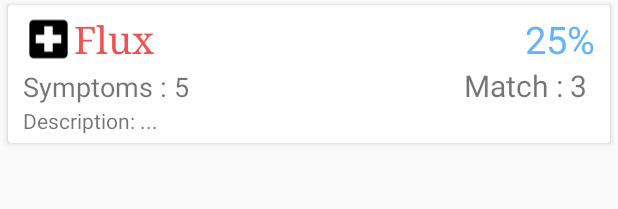
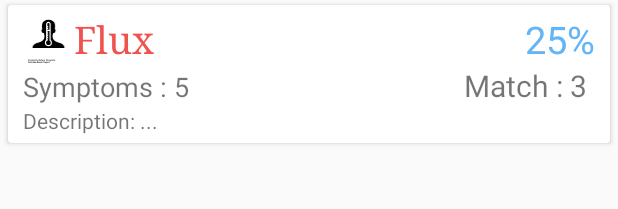
Before and after one commit to IEEEmadC/My_diagnostic, an Android app: the layout item_disease.xml on its own in the app's theme, with its tools: preview values and no code run, on a phone screen of 412 x 824 dp. Shown: the top 209 px of the screen. Run offline under Robolectric (Android 15) with nearby library versions, the phone set to English and light mode, and no system bars.

Commit message:
change icon

```diff
--- a/app/src/main/res/layout/item_disease.xml
+++ b/app/src/main/res/layout/item_disease.xml
@@ -25,7 +25,7 @@
                 android:gravity="left"
                 android:layout_width="34dp"
                 android:layout_height="match_parent"
-                app:srcCompat="@drawable/ic_disease"
+                app:srcCompat="@drawable/disease_icon"
                 android:id="@+id/imageView5" />
             <TextView
                 android:textColor="@color/title_disease"
```
